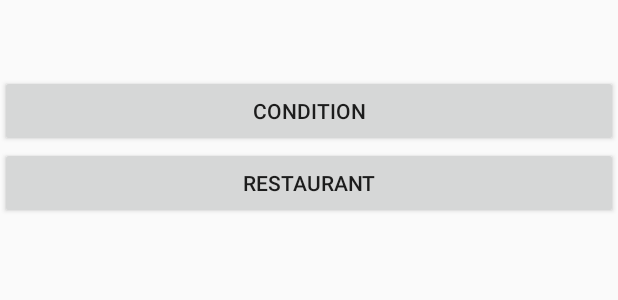
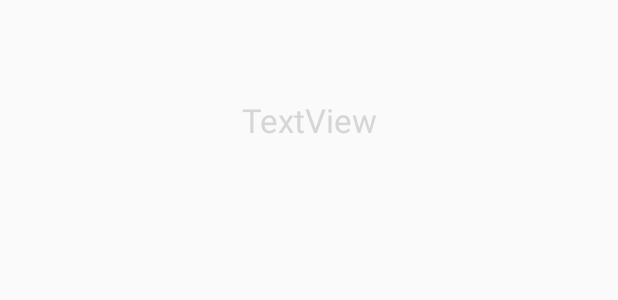
Before and after one commit to yashojhamvar/EatRight, an Android app: the layout content_main.xml on its own in the app's theme, with its tools: preview values and no code run, on a phone screen of 412 x 824 dp. Shown: the top 300 px of the screen. Run offline under Robolectric (Android 15) with nearby library versions, the phone set to English and light mode, and no system bars; network calls fail.

Commit message:
CodeFreeze1

```diff
--- a/app/src/main/res/layout/content_main.xml
+++ b/app/src/main/res/layout/content_main.xml
@@ -8,19 +8,15 @@
     android:orientation="vertical"
     android:weightSum="1">
 
-
-    <Button
-        android:id="@+id/buttonCondition"
+    <TextView
+        android:id="@+id/textViewRestName"
+        android:layout_marginTop="65dp"
         android:layout_width="match_parent"
         android:layout_height="wrap_content"
-        android:layout_marginTop="50dp"
-        android:text="Condition" />
-
-    <Button
-        android:id="@+id/buttonRestaurant"
-        android:layout_width="match_parent"
-        android:layout_height="wrap_content"
-        android:text="Restaurant" />
+        android:text="TextView"
+        android:gravity="center"
+        android:textAppearance="?android:attr/textAppearanceLarge"
+        android:textColor="@color/tw__composer_black"/>
 
     <android.support.v7.widget.RecyclerView
         android:id="@+id/recycler_view"
```
Also changed, not shown: app/src/main/java/com/eatright/eatright/EatRight.java (+4 -8 lines), app/src/main/java/com/eatright/eatright/FoodPreferences.java (+5 -5 lines), app/src/main/java/com/eatright/eatright/MainActivity.java (+6 -19 lines), app/src/main/AppIcon-web.png, app/src/main/AppIconRound-web.png, app/src/main/res/mipmap-hdpi/appicon.png, app/src/main/res/mipmap-hdpi/appiconround.png, app/src/main/res/mipmap-mdpi/appicon.png, app/src/main/res/mipmap-mdpi/appiconround.png, app/src/main/res/mipmap-xhdpi/appicon.png, app/src/main/res/mipmap-xhdpi/appiconround.png, app/src/main/res/mipmap-xxhdpi/appicon.png, app/src/main/res/mipmap-xxhdpi/appiconround.png, app/src/main/res/mipmap-xxxhdpi/appicon.png, 1 more files, 28 other files.
